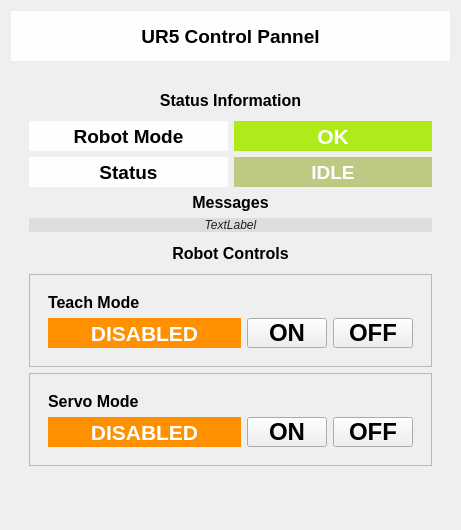
Before: the Qt Designer form ur_driver/ur_status.ui in ready-robotics/universal_robot, drawn with Qt 5.
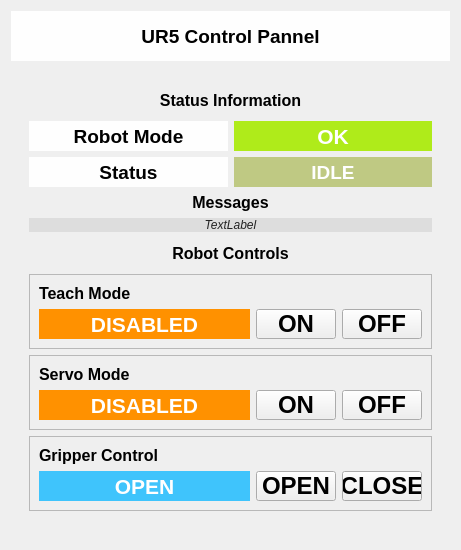
After: the same form once the commit is applied.

Commit message: changes to status pannel for robotiq gripper, might make sense to go somewhere else later

The edit to the form file:
```diff
--- a/ur_driver/ur_status.ui
+++ b/ur_driver/ur_status.ui
@@ -7,13 +7,13 @@
     <x>0</x>
     <y>0</y>
     <width>461</width>
-    <height>530</height>
+    <height>550</height>
    </rect>
   </property>
   <property name="minimumSize">
    <size>
     <width>420</width>
-    <height>450</height>
+    <height>550</height>
    </size>
   </property>
   <property name="windowTitle">
@@ -237,13 +237,65 @@
             <enum>QFrame::Raised</enum>
            </property>
            <layout class="QGridLayout" name="gridLayout_4">
-            <item row="0" column="0">
-             <widget class="QWidget" name="widget_7" native="true">
+            <item row="1" column="2">
+             <widget class="QPushButton" name="freedrive_disable_btn">
+              <property name="minimumSize">
+               <size>
+                <width>0</width>
+                <height>30</height>
+               </size>
+              </property>
+              <property name="maximumSize">
+               <size>
+                <width>80</width>
+                <height>30</height>
+               </size>
+              </property>
+              <property name="font">
+               <font>
+                <pointsize>18</pointsize>
+                <weight>75</weight>
+                <bold>true</bold>
+               </font>
+              </property>
               <property name="styleSheet">
-               <string notr="true">b</string>
+               <string notr="true"/>
               </property>
-              <layout class="QGridLayout" name="gridLayout_5">
-               <item row="2" column="0">
+              <property name="text">
+               <string>OFF</string>
+              </property>
+             </widget>
+            </item>
+            <item row="1" column="1">
+             <widget class="QPushButton" name="freedrive_enable_btn">
+              <property name="minimumSize">
+               <size>
+                <width>0</width>
+                <height>30</height>
+               </size>
+              </property>
+              <property name="maximumSize">
+               <size>
+                <width>80</width>
+                <height>30</height>
+               </size>
+              </property>
+              <property name="font">
+               <font>
+                <pointsize>18</pointsize>
+                <weight>75</weight>
+                <bold>true</bold>
+               </font>
+              </property>
+              <property name="styleSheet">
+               <string notr="true"/>
+              </property>
+              <property name="text">
+               <string>ON</string>
+              </property>
+             </widget>
+            </item>
+            <item row="1" column="0">
                 <widget class="QLabel" name="freedrive_enable_label">
                  <property name="minimumSize">
                   <size>
@@ -278,65 +330,7 @@
                  </property>
                 </widget>
                </item>
-               <item row="2" column="2">
-                <widget class="QPushButton" name="freedrive_disable_btn">
-                 <property name="minimumSize">
-                  <size>
-                   <width>0</width>
-                   <height>30</height>
-                  </size>
-                 </property>
-                 <property name="maximumSize">
-                  <size>
-                   <width>80</width>
-                   <height>30</height>
-                  </size>
-                 </property>
-                 <property name="font">
-                  <font>
-                   <pointsize>18</pointsize>
-                   <weight>75</weight>
-                   <bold>true</bold>
-                  </font>
-                 </property>
-                 <property name="styleSheet">
-                  <string notr="true"/>
-                 </property>
-                 <property name="text">
-                  <string>OFF</string>
-                 </property>
-                </widget>
-               </item>
-               <item row="2" column="1">
-                <widget class="QPushButton" name="freedrive_enable_btn">
-                 <property name="minimumSize">
-                  <size>
-                   <width>0</width>
-                   <height>30</height>
-                  </size>
-                 </property>
-                 <property name="maximumSize">
-                  <size>
-                   <width>80</width>
-                   <height>30</height>
-                  </size>
-                 </property>
-                 <property name="font">
-                  <font>
-                   <pointsize>18</pointsize>
-                   <weight>75</weight>
-                   <bold>true</bold>
-                  </font>
-                 </property>
-                 <property name="styleSheet">
-                  <string notr="true"/>
-                 </property>
-                 <property name="text">
-                  <string>ON</string>
-                 </property>
-                </widget>
-               </item>
-               <item row="1" column="0">
+            <item row="0" column="0">
                 <widget class="QLabel" name="label_9">
                  <property name="font">
                   <font>
@@ -356,9 +350,6 @@
               </layout>
              </widget>
             </item>
-           </layout>
-          </widget>
-         </item>
          <item row="3" column="0" colspan="2">
           <widget class="QLabel" name="label_5">
            <property name="font">
@@ -405,6 +396,122 @@
            </property>
           </widget>
          </item>
+         <item row="5" column="0" colspan="2">
+          <widget class="QLabel" name="msg_label">
+           <property name="font">
+            <font>
+             <italic>true</italic>
+            </font>
+           </property>
+           <property name="styleSheet">
+            <string notr="true">color:#222222;background-color:#dddddd</string>
+           </property>
+           <property name="text">
+            <string>TextLabel</string>
+           </property>
+           <property name="alignment">
+            <set>Qt::AlignCenter</set>
+           </property>
+          </widget>
+         </item>
+         <item row="9" column="0" colspan="2">
+          <widget class="QFrame" name="frame_3">
+           <property name="frameShape">
+            <enum>QFrame::StyledPanel</enum>
+           </property>
+           <property name="frameShadow">
+            <enum>QFrame::Raised</enum>
+           </property>
+           <layout class="QGridLayout" name="gridLayout_7">
+            <item row="1" column="2">
+             <widget class="QPushButton" name="gripper_close_btn">
+              <property name="minimumSize">
+               <size>
+                <width>80</width>
+                <height>30</height>
+               </size>
+              </property>
+              <property name="maximumSize">
+               <size>
+                <width>80</width>
+                <height>30</height>
+               </size>
+              </property>
+              <property name="font">
+               <font>
+                <pointsize>18</pointsize>
+                <weight>75</weight>
+                <bold>true</bold>
+               </font>
+              </property>
+              <property name="text">
+               <string>CLOSE</string>
+              </property>
+             </widget>
+            </item>
+            <item row="0" column="0" colspan="3">
+             <widget class="QLabel" name="label_7">
+              <property name="font">
+               <font>
+                <pointsize>12</pointsize>
+                <weight>75</weight>
+                <bold>true</bold>
+               </font>
+              </property>
+              <property name="text">
+               <string>Gripper Control</string>
+              </property>
+             </widget>
+            </item>
+            <item row="1" column="0">
+             <widget class="QLabel" name="label_10">
+              <property name="font">
+               <font>
+                <pointsize>16</pointsize>
+                <weight>75</weight>
+                <bold>true</bold>
+               </font>
+              </property>
+              <property name="styleSheet">
+               <string notr="true">background-color:#3FC4FC;color:#ffffff</string>
+              </property>
+              <property name="text">
+               <string>OPEN</string>
+              </property>
+              <property name="alignment">
+               <set>Qt::AlignCenter</set>
+              </property>
+             </widget>
+            </item>
+            <item row="1" column="1">
+             <widget class="QPushButton" name="gripper_open_btn">
+              <property name="minimumSize">
+               <size>
+                <width>80</width>
+                <height>30</height>
+               </size>
+              </property>
+              <property name="maximumSize">
+               <size>
+                <width>80</width>
+                <height>30</height>
+               </size>
+              </property>
+              <property name="font">
+               <font>
+                <pointsize>18</pointsize>
+                <weight>75</weight>
+                <bold>true</bold>
+               </font>
+              </property>
+              <property name="text">
+               <string>OPEN</string>
+              </property>
+             </widget>
+            </item>
+           </layout>
+          </widget>
+         </item>
          <item row="8" column="0" colspan="2">
           <widget class="QFrame" name="frame_2">
            <property name="frameShape">
@@ -415,41 +522,6 @@
            </property>
            <layout class="QGridLayout" name="gridLayout_6">
             <item row="0" column="0">
-             <widget class="QWidget" name="widget_8" native="true">
-              <layout class="QGridLayout" name="gridLayout_2">
-               <item row="1" column="3">
-                <widget class="QPushButton" name="servo_enable_btn">
-                 <property name="minimumSize">
-                  <size>
-                   <width>80</width>
-                   <height>30</height>
-                  </size>
-                 </property>
-                 <property name="maximumSize">
-                  <size>
-                   <width>80</width>
-                   <height>30</height>
-                  </size>
-                 </property>
-                 <property name="baseSize">
-                  <size>
-                   <width>0</width>
-                   <height>40</height>
-                  </size>
-                 </property>
-                 <property name="font">
-                  <font>
-                   <pointsize>18</pointsize>
-                   <weight>75</weight>
-                   <bold>true</bold>
-                  </font>
-                 </property>
-                 <property name="text">
-                  <string>ON</string>
-                 </property>
-                </widget>
-               </item>
-               <item row="0" column="0">
                 <widget class="QLabel" name="label_2">
                  <property name="font">
                   <font>
@@ -463,17 +535,17 @@
                  </property>
                 </widget>
                </item>
-               <item row="1" column="0">
-                <widget class="QLabel" name="servo_enable_label">
+            <item row="1" column="1">
+             <widget class="QPushButton" name="servo_enable_btn">
                  <property name="minimumSize">
                   <size>
-                   <width>0</width>
+                <width>80</width>
                    <height>30</height>
                   </size>
                  </property>
                  <property name="maximumSize">
                   <size>
-                   <width>16777215</width>
+                <width>80</width>
                    <height>30</height>
                   </size>
                  </property>
@@ -485,23 +557,17 @@
                  </property>
                  <property name="font">
                   <font>
-                   <pointsize>16</pointsize>
+                <pointsize>18</pointsize>
                    <weight>75</weight>
                    <bold>true</bold>
                   </font>
                  </property>
-                 <property name="styleSheet">
-                  <string notr="true">background-color:#FF9100;color:#ffffff</string>
-                 </property>
                  <property name="text">
-                  <string>DISABLED</string>
-                 </property>
-                 <property name="alignment">
-                  <set>Qt::AlignCenter</set>
+               <string>ON</string>
                  </property>
                 </widget>
                </item>
-               <item row="1" column="4">
+            <item row="1" column="2">
                 <widget class="QPushButton" name="servo_disable_btn">
                  <property name="minimumSize">
                   <size>
@@ -533,28 +599,45 @@
                  </property>
                 </widget>
                </item>
-              </layout>
-             </widget>
-            </item>
-           </layout>
-          </widget>
-         </item>
-         <item row="5" column="0" colspan="2">
-          <widget class="QLabel" name="msg_label">
+            <item row="1" column="0">
+             <widget class="QLabel" name="servo_enable_label">
+              <property name="minimumSize">
+               <size>
+                <width>0</width>
+                <height>30</height>
+               </size>
+              </property>
+              <property name="maximumSize">
+               <size>
+                <width>16777215</width>
+                <height>30</height>
+               </size>
+              </property>
+              <property name="baseSize">
+               <size>
+                <width>0</width>
+                <height>40</height>
+               </size>
+              </property>
            <property name="font">
             <font>
-             <italic>true</italic>
+                <pointsize>16</pointsize>
+                <weight>75</weight>
+                <bold>true</bold>
             </font>
            </property>
            <property name="styleSheet">
-            <string notr="true">color:#222222;background-color:#dddddd</string>
+               <string notr="true">background-color:#FF9100;color:#ffffff</string>
            </property>
            <property name="text">
-            <string>TextLabel</string>
+               <string>DISABLED</string>
            </property>
            <property name="alignment">
             <set>Qt::AlignCenter</set>
            </property>
+             </widget>
+            </item>
+           </layout>
           </widget>
          </item>
         </layout>
```
Lines whose indentation alone changed are shown as unchanged. The commit also changes 2 other files.
